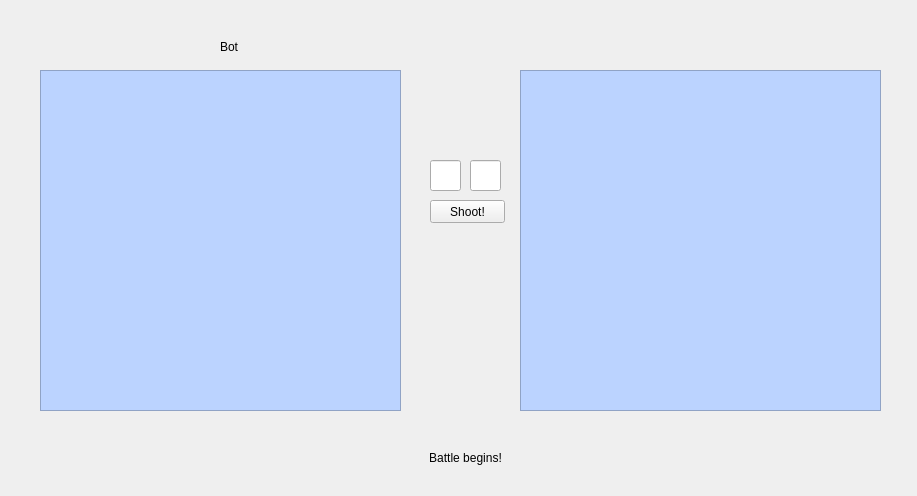
First picture: the form in developing/multiwindows/Battle.ui, repository kostichs/battleship, before the edit.
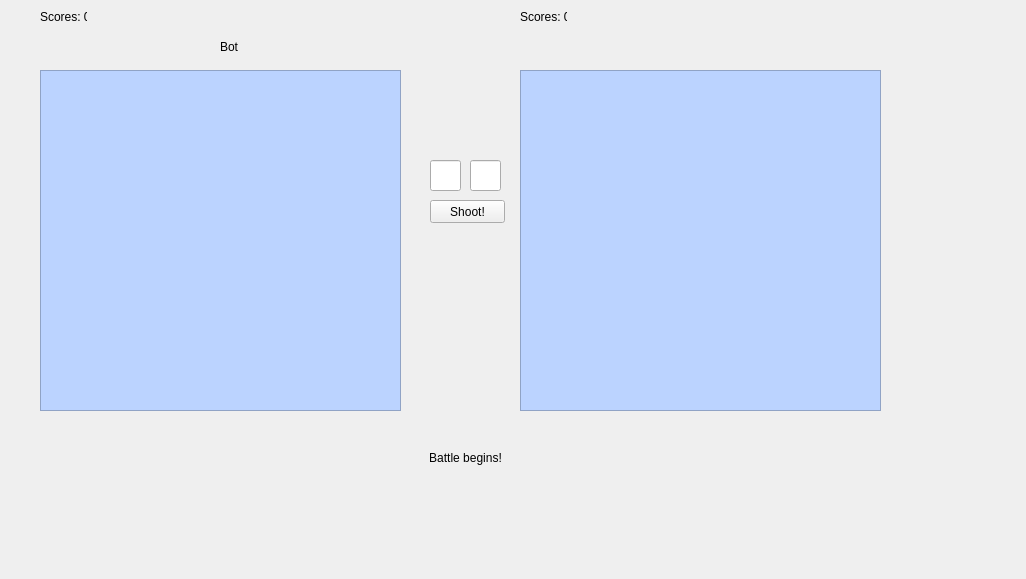
Second picture: the form after the edit.

The edit to the form file:
```diff
--- a/developing/multiwindows/Battle.ui
+++ b/developing/multiwindows/Battle.ui
@@ -6,8 +6,8 @@
    <rect>
     <x>0</x>
     <y>0</y>
-    <width>917</width>
-    <height>496</height>
+    <width>1026</width>
+    <height>579</height>
    </rect>
   </property>
   <property name="windowTitle">
@@ -123,6 +123,32 @@
     <string>Shoot!</string>
    </property>
   </widget>
+  <widget class="QLabel" name="scores_bot_lbl">
+   <property name="geometry">
+    <rect>
+     <x>40</x>
+     <y>10</y>
+     <width>47</width>
+     <height>13</height>
+    </rect>
+   </property>
+   <property name="text">
+    <string>Scores: 0</string>
+   </property>
+  </widget>
+  <widget class="QLabel" name="scores_player_lbl">
+   <property name="geometry">
+    <rect>
+     <x>520</x>
+     <y>10</y>
+     <width>47</width>
+     <height>13</height>
+    </rect>
+   </property>
+   <property name="text">
+    <string>Scores: 0</string>
+   </property>
+  </widget>
  </widget>
  <resources/>
  <connections/>
```
